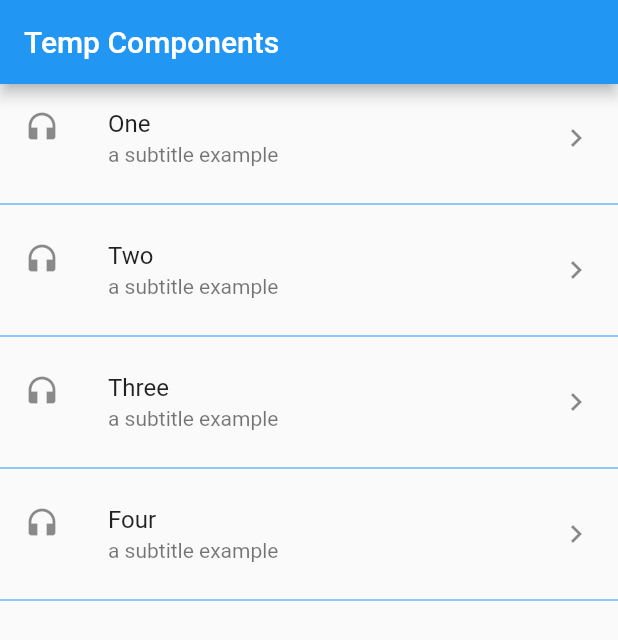
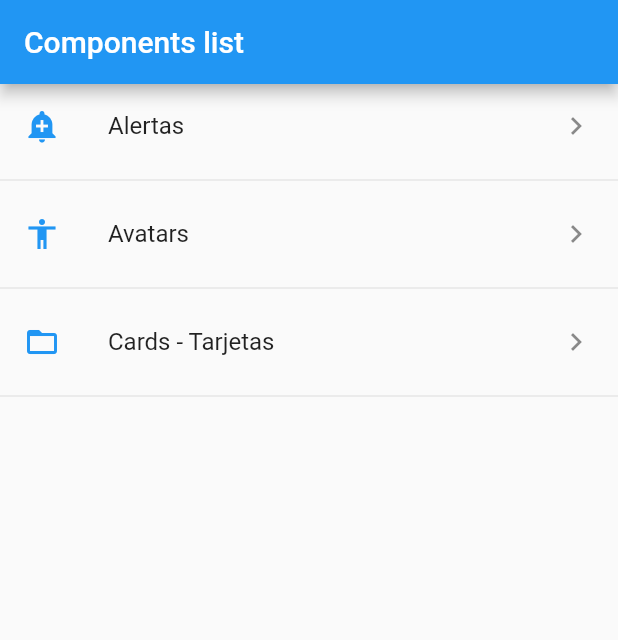
Before and after one commit to fperezco/flutter_widgets_party, a Flutter app: the screen it shows after launch, on a phone screen of 412 x 824 dp. Shown: the top 640 px of the screen. Run offline on Flutter 3.47's test engine with Material 2 defaults, Android fonts, the phone set to English and light mode, and no system bars.

Commit message:
add future builder and -dynamic- icons

```diff
--- /dev/null
+++ b/data/menu_opts.json
@@ -0,0 +1,20 @@
+{
+    "nombreApp" : "Componentes",
+    "rutas" : [
+        {
+            "ruta" : "alert",
+            "icon" : "add_alert",
+            "texto": "Alertas"
+        },
+        {
+            "ruta" : "avatar",
+            "icon" : "accessibility",
+            "texto": "Avatars"
+        },
+        {
+            "ruta" : "card",
+            "icon" : "folder_open",
+            "texto": "Cards - Tarjetas"
+        }
+    ]
+}
--- a/lib/main.dart
+++ b/lib/main.dart
@@ -1,5 +1,7 @@
 import 'package:flutter/material.dart';
 import 'package:flutter_widgets_party/src/pages/home_temp.dart';
+
+import 'src/pages/home_page.dart';
 
 void main() => runApp(const MyApp());
 
@@ -11,7 +13,7 @@ class MyApp extends StatelessWidget {
     return MaterialApp(
       debugShowCheckedModeBanner: false,
       title: 'Material App',
-      home:  HomePageTemp(),
+      home:  HomePage(),
     );
   }
 }
--- /dev/null
+++ b/lib/src/pages/home_page.dart
@@ -0,0 +1,53 @@
+import 'package:flutter/material.dart';
+import 'package:flutter_widgets_party/src/providers/menu_provider.dart';
+import 'package:flutter_widgets_party/src/utils/icon_string_util.dart';
+
+class HomePage extends StatelessWidget {
+  const HomePage({super.key});
+  @override
+  Widget build(BuildContext context) {
+    return Scaffold(
+      appBar: AppBar(
+        title: const Text('Components list'),
+      ),
+      body: _componentsList(),
+    );
+  }
+
+  Widget _componentsList() {
+    return FutureBuilder(
+      future: menuProvider.loadData(), //future that we are expecting to resolve
+      initialData: [], //default info while future is not resolved
+      builder: (BuildContext context, AsyncSnapshot<List<dynamic>> snapshot) {
+        //it is executed few times:
+        //when I am requesting data
+        //when I retrive the data
+        //when a fail happens
+
+        print(snapshot.data);
+        return ListView(
+          children: _itemsList(snapshot.data),
+        );
+      },
+    );
+  }
+
+  List<Widget> _itemsList(List<dynamic>? optionItemsList) {
+    final List<Widget> options = [];
+
+    if (optionItemsList != null) {
+      optionItemsList.forEach((item) {
+        var tempWidget = ListTile(
+          title: Text(item['texto']),
+          leading: getIcon(item['icon']),
+          trailing: Icon(Icons.keyboard_arrow_right),
+          onTap: () {},
+        );
+        options..add(tempWidget)
+                ..add(Divider());
+      });
+    }
+
+    return options;
+  }
+}
--- a/lib/src/pages/home_temp.dart
+++ b/lib/src/pages/home_temp.dart
@@ -43,7 +43,7 @@ class HomePageTemp extends StatelessWidget {
             trailing: Icon(Icons.keyboard_arrow_right), //last icon
             onTap: () {}, //method on click on list item
           ),
-          const Divider(color: Colors.blue)
+          const Divider()
         ],
       );
     }).toList();
--- /dev/null
+++ b/lib/src/providers/menu_provider.dart
@@ -0,0 +1,20 @@
+import 'package:flutter/services.dart' show rootBundle;
+import 'dart:convert';
+
+class _MenuProvider {
+  List<dynamic> options = [];
+  _MenuProvider() {
+    loadData();
+  }
+
+  Future <List<dynamic>> loadData() async {
+    //wait to the procedure...
+    final dataFromFile = await rootBundle.loadString('data/menu_opts.json');
+    Map dataMap = json.decode(dataFromFile);
+    options = dataMap['rutas'];
+    return options;
+  }
+}
+
+//only expose the var of this class
+final menuProvider = new _MenuProvider();
--- /dev/null
+++ b/lib/src/utils/icon_string_util.dart
@@ -0,0 +1,13 @@
+import 'package:flutter/material.dart';
+
+//just follow tutorial way, there a better way now
+//https://stackoverflow.com/questions/59854088/flutter-string-to-icon-value
+final _icons = <String, IconData>{
+  "add_alert": Icons.add_alert,
+  "accessibility": Icons.accessibility,
+  "folder_open": Icons.folder_open
+};
+
+Icon getIcon(String iconName) {
+  return Icon(_icons[iconName], color: Colors.blue,);
+}
--- a/pubspec.yaml
+++ b/pubspec.yaml
@@ -60,7 +60,8 @@ flutter:
   uses-material-design: true
 
   # To add assets to your application, add an assets section, like this:
-  # assets:
+  assets:
+    - data/menu_opts.json
   #   - images/a_dot_burr.jpeg
   #   - images/a_dot_ham.jpeg
 
```
